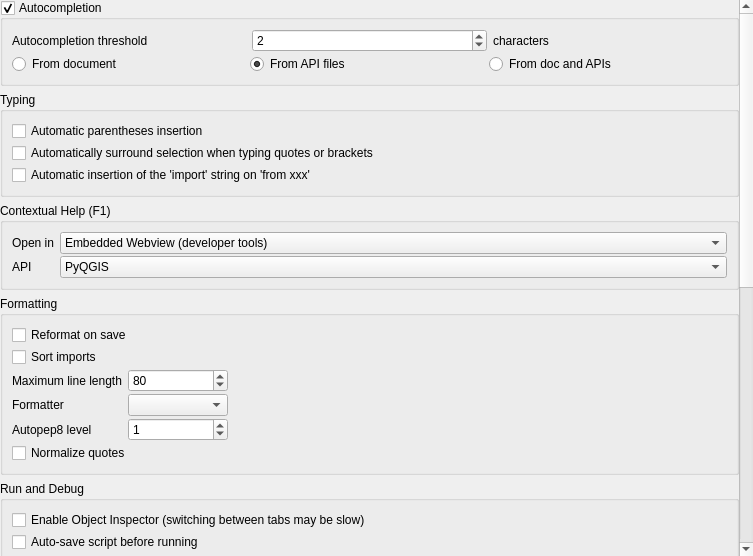
First picture: the form in python/console/console_settings.ui, repository qgis/QGIS, before the edit.
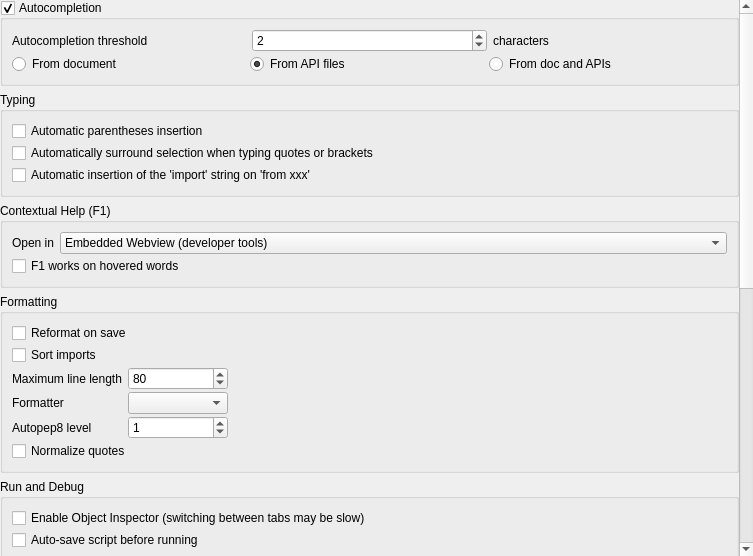
Second picture: the form after the edit. Custom widgets are drawn as their Qt base class.

```diff
--- a/python/console/console_settings.ui
+++ b/python/console/console_settings.ui
@@ -55,7 +55,7 @@
         <x>0</x>
         <y>0</y>
         <width>739</width>
-        <height>1242</height>
+        <height>1240</height>
        </rect>
       </property>
       <layout class="QGridLayout" name="gridLayout">
@@ -619,27 +619,13 @@
             </item>
            </widget>
           </item>
-          <item row="1" column="0">
-           <widget class="QLabel" name="label_4">
+          <item row="1" column="0" colspan="2">
+           <widget class="QCheckBox" name="contextHelpHover">
             <property name="text">
-             <string>API</string>
+             <string>F1 works on hovered words</string>
             </property>
            </widget>
           </item>
-          <item row="1" column="1">
-           <widget class="QComboBox" name="contextHelpApi">
-            <item>
-             <property name="text">
-              <string>PyQGIS</string>
-             </property>
-            </item>
-            <item>
-             <property name="text">
-              <string>C++ QGIS</string>
-             </property>
-            </item>
-           </widget>
-          </item>
          </layout>
         </widget>
        </item>
```
Left out of the diff: 1 changed line with no effect on the pictures.
